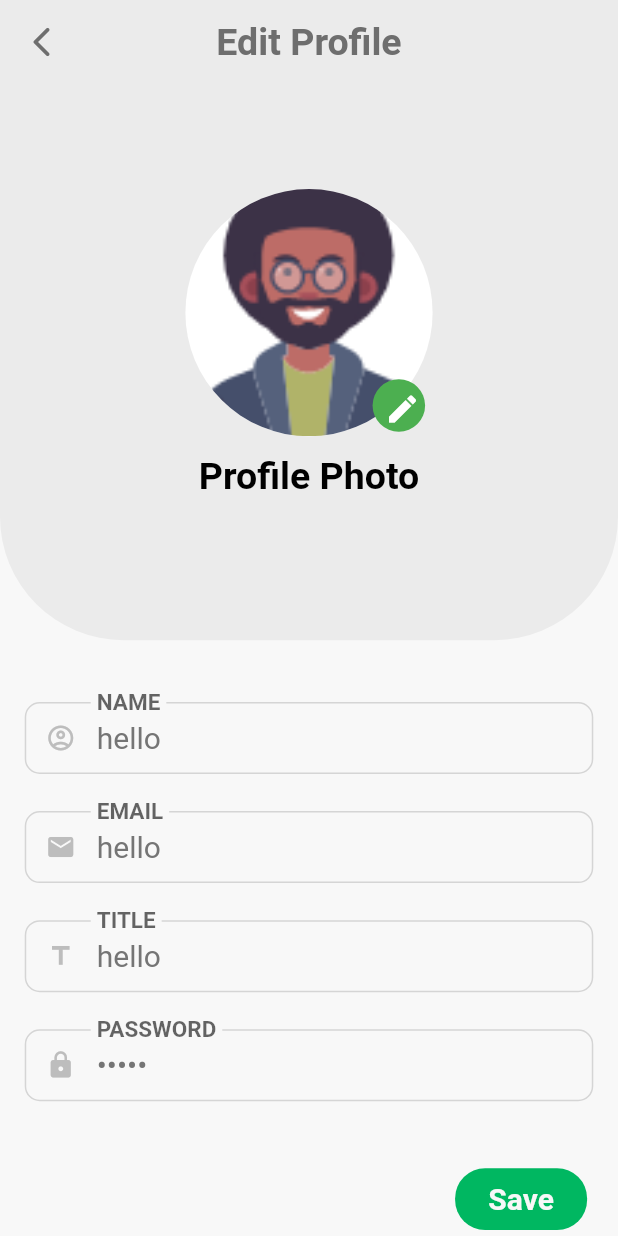
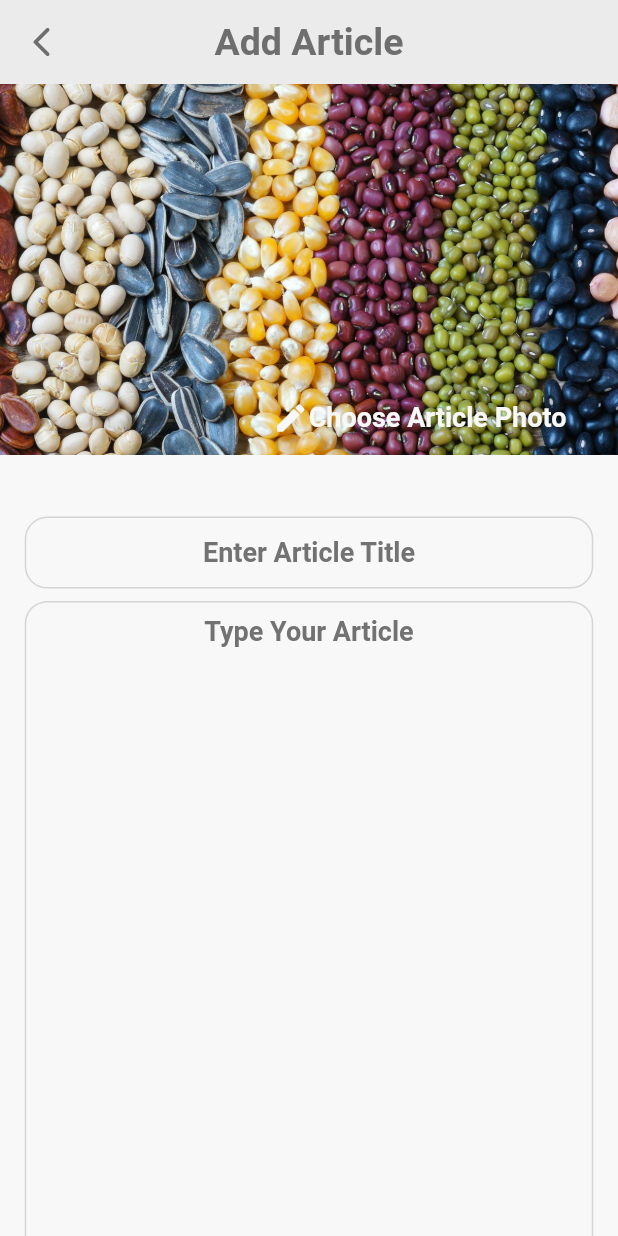
Before and after one commit to AsmaaNasserS/Plantopia-SolutionChallnge2021, a Flutter app: the screen it shows after launch, on a phone screen of 412 x 824 dp. Run offline on Flutter 3.47's test engine with Material 2 defaults, Android fonts, the phone set to English and light mode, and no system bars; our stand-ins replace cloud_firestore, firebase_auth, firebase_core, font_awesome_flutter, introduction_screen, material_design_icons_flutter and 1 more; missing offline and left inert: custom_switch; accounts and stored records are empty.

Commit message:
CreateArticle added

```diff
--- a/lib/const.dart
+++ b/lib/const.dart
@@ -1,7 +1,9 @@
 import 'package:flutter/material.dart';
 
-const kInActivelogInButtonColor = Color(0xFF00B761); // login + get started + sign up + any green button
-const kActivelogInButtonColor = Color(0xFF0B9755); // login + get started + sign up + any green button
+const kInActivelogInButtonColor =
+    Color(0xFF00B761); // login + get started + sign up + any green button
+const kActivelogInButtonColor =
+    Color(0xFF0B9755); // login + get started + sign up + any green button
 
 const kInActiveBackButtonColor = Color(0xFFEBEBEB); // or any grey button
 const kActiveBackButtonColor = Color(0xFFD5D5D5);
@@ -12,7 +14,7 @@ const kInActiveOrangeColor = Color(0xFFE3AA64);
 const appBarColor = Color(0xFFEBEBEB);
 
 //const kBottomFootbarContainerColour = Color(0xFFEBEBEB);
-const kButtonTextColour =  Color(0xFFF8F8F8);
+const kButtonTextColour = Color(0xFFF8F8F8);
 
 const kBackgroundColor = Color(0xFFF8F8F8); // the app background shades
 const kCardColor = Color(0xFFFFFFFF); // Market card and anysimilar compononet
@@ -21,15 +23,15 @@ const kTextBoldColour = Color(0xFF6E6E6E); // for the titles in the screens
 const KTextLightColour = Color(0xFF727272); // subtitles and body text
 
 const klogInButtonTextStyle = TextStyle(
-  fontSize:18.00,
+  fontSize: 18.00,
   fontWeight: FontWeight.bold,
-  color : Color(0xFFF8F8F8), // text of button color
+  color: Color(0xFFF8F8F8), // text of button color
 );
 
 const kBottomButtonTextStyle = TextStyle(
-  fontSize:20.00,
+  fontSize: 20.00,
   fontWeight: FontWeight.bold,
-  color : Color(0xFFF8F8F8), // text of button color
+  color: Color(0xFFF8F8F8), // text of button color
 );
 const kWelcomeScreensTitleText = TextStyle(
   fontSize: 25.00,
@@ -52,28 +54,27 @@ const kTitleText = TextStyle(
 
 const kTextDescription = TextStyle(
   fontSize: 15.00,
-  color:Color(0xFF727272),
+  color: Color(0xFF727272),
   //height: 1.5,
 );
 
 const kCardTextDescription = TextStyle(
   fontSize: 13.00,
-  color:Color(0xFF6E6E6E),
+  color: Color(0xFF6E6E6E),
 );
 
 //used in markET
 const kBodyTextColour = TextStyle(
   fontSize: 15.00,
   fontWeight: FontWeight.bold,
-  color:Color(0xFF727272),
+  color: Color(0xFF727272),
   height: 1.5,
 );
-
 
 const kLightText = TextStyle(
   fontSize: 15.00,
   fontWeight: FontWeight.bold,
-  color:Color(0xFFDCDCDC),
+  color: Color(0xFFDCDCDC),
   height: 1.5,
 );
 
@@ -82,3 +83,27 @@ const kExpertsDescriptionTexts = TextStyle(
   fontWeight: FontWeight.normal,
   color: Colors.black,
 );
+
+const kButtonLightText = TextStyle(
+  fontSize: 18.00,
+  fontWeight: FontWeight.w600,
+  color: kBackgroundColor,
+);
+
+const kArticleTextFieldDecoration = InputDecoration(
+  hintText: 'Enter A Value',
+  hintStyle:TextStyle(
+    fontSize: 18.00,
+    fontWeight: FontWeight.w600,
+    color: KTextLightColour,
+  ),
+  contentPadding: EdgeInsets.symmetric(vertical: 10.0, horizontal: 20.0),
+  enabledBorder: OutlineInputBorder(
+    borderSide: BorderSide( color: kActiveBackButtonColor),
+    borderRadius: BorderRadius.all(Radius.circular(15.0)),
+  ),
+  focusedBorder: OutlineInputBorder(
+    borderSide: BorderSide(color: kInActivelogInButtonColor),
+    borderRadius: BorderRadius.all(Radius.circular(15.0)),
+  ),
+);
--- a/lib/main.dart
+++ b/lib/main.dart
@@ -22,9 +22,9 @@ import 'package:gp_app/view/profile/Profile.dart';
 import 'package:gp_app/view/profile/followers_grid.dart';
 import 'package:gp_app/view/profile/following.dart';
 import 'package:gp_app/view/profile/ownProfile.dart';
-
+import 'package:gp_app/view/PlantDetails.dart';
 import 'package:provider/provider.dart';
-
+import 'view/expert/CreateArticle.dart';
 import 'const.dart';
 import 'view/MarketPlaceScreens/EditProductProfile.dart';
 import 'view/MarketPlaceScreens/EditProductProfile.dart';
@@ -66,8 +66,8 @@ class MyApp extends StatelessWidget {
           accentColor: Colors.grey.shade700,
           // Your app THeme color , used to change drawer colour
         ),
-        home: EditProfile(),
-        initialRoute: EditProfile.id,
+        home: CreateArticle(),
+        initialRoute: CreateArticle.id,
         routes: {
             ownProfile.id: (context) => ownProfile(),
           FollowersGrid.id: (context) => FollowersGrid(),
@@ -86,6 +86,8 @@ class MyApp extends StatelessWidget {
           EditProductProfile.id: (context) => EditProductProfile(),
           SearchScreen.id: (context) => SearchScreen(),
           ExpertsList.id: (context) => ExpertsList(),
+          CreateArticle.id: (context) => CreateArticle(),
+
 
           //NotificationScreen.id: (context) => NotificationScreen(),
         }
--- a/lib/view/PlantDetails.dart
+++ b/lib/view/PlantDetails.dart
@@ -51,13 +51,10 @@ class _PlantDetailsState extends State<PlantDetails> {
           'Spinach',
           style: kWelcomeScreensTitleText,
         ),
-        toolbarHeight: mediaQuery.height * 0.09,
+        //toolbarHeight: mediaQuery.height * 0.09,
         centerTitle: true,
         leading: IconButton(
-          icon: Padding(
-            padding: const EdgeInsets.all(15.0),
-            child: Icon(Icons.arrow_back_ios_rounded, color: kTextBoldColour),
-          ),
+          icon: Icon(Icons.arrow_back_ios_rounded, color: kTextBoldColour),
           onPressed: () => Navigator.of(context).pop(),
         ),
       ),
@@ -90,13 +87,13 @@ class _PlantDetailsState extends State<PlantDetails> {
                       onPressed:(){} ,
                     ),
                   ),
-                  height: mediaQuery.height * 0.25,
+                  height: mediaQuery.height * 0.30,
                   decoration: BoxDecoration(
                     image: DecorationImage(
                       image: AssetImage(
                         'images/spinach.jpg',
                       ),
-                      fit: BoxFit.fitWidth,
+                      fit: BoxFit.cover,
                     ),
                   ),
                 ),
--- /dev/null
+++ b/lib/view/expert/CreateArticle.dart
@@ -0,0 +1,131 @@
+import 'package:flutter/material.dart';
+import 'package:gp_app/const.dart';
+import 'package:gp_app/view/widgets/textFormField.dart';
+
+class CreateArticle extends StatefulWidget {
+  static const  String id = 'createArticle';
+  @override
+  _CreateArticleState createState() => _CreateArticleState();
+}
+
+class _CreateArticleState extends State<CreateArticle> {
+  @override
+  Widget build(BuildContext context) {
+    final mediaQuery = MediaQuery.of(context).size;
+    return Scaffold(
+      backgroundColor: kBackgroundColor,
+      appBar: AppBar(
+        title: Text(
+          'Add Article',
+          style: kWelcomeScreensTitleText,
+        ),
+        elevation: 0,
+        centerTitle: true,
+        backgroundColor: kInActiveBackButtonColor,
+        leading: IconButton(
+          icon: Icon(Icons.arrow_back_ios_rounded, color: kTextBoldColour),
+          onPressed: () => Navigator.of(context).pop(),
+        ),
+      ),
+      body: SingleChildScrollView(
+        child: Column(
+          children: [
+            Container(
+              child: Align(
+                alignment: Alignment.bottomRight,
+                child: FlatButton(
+                  child: Container(
+                    height: mediaQuery.height * 0.06,
+                    width: mediaQuery.width * 0.52,
+                    child: Row(
+                      children: [
+                        Icon(
+                          Icons.edit,
+                          color: kButtonTextColour,
+                        ),
+                        Text('Choose Article Photo',
+                          style:klogInButtonTextStyle ,
+                        ),
+                      ],
+                    ),
+                  ),
+                  onPressed:(){} ,
+                ),
+              ),
+              height: mediaQuery.height * 0.30,
+              decoration: BoxDecoration(
+                image: DecorationImage(
+                  image: AssetImage(
+                    'images/img.jpg',
+                  ),
+                  fit: BoxFit.cover,
+                ),
+              ),
+            ),
+            Center(
+                child: Padding(
+                  padding: EdgeInsets.symmetric(
+                      vertical: mediaQuery.height * 0.04,
+                      horizontal: mediaQuery.width * 0.04),
+                  child: Column(
+                    mainAxisAlignment: MainAxisAlignment.center,
+                    crossAxisAlignment: CrossAxisAlignment.stretch,
+                    children: <Widget>[
+                      // FlatButton(
+                      //   onPressed: () {},
+                      //   color: kInActivelogInButtonColor,
+                      //   height: mediaQuery.height * 0.06,
+                      //   shape: RoundedRectangleBorder(
+                      //     borderRadius: BorderRadius.circular(15.0),
+                      //   ),
+                      //   child:
+                      //   Text("Select Article Image", style: kButtonLightText),
+                      // ),
+                      SizedBox(height: mediaQuery.height * 0.01),
+                      TextField(
+                        textAlign: TextAlign.center,
+                        style: TextStyle(
+                          color: Colors.black,
+                          fontSize: 18.00,
+                        ),
+                        decoration: kArticleTextFieldDecoration.copyWith(
+                          hintText: 'Enter Article Title',
+                          //fillColor: kPinkColor,
+                        ),
+                        // onChanged: (value) {
+                        //   title = value;
+                        // },
+                      ),
+                      SizedBox(height: mediaQuery.height * 0.01),
+                      TextField(
+                        maxLines: 30,
+                        textAlign: TextAlign.center,
+                        onChanged: (value) {
+                          //description = value;
+                        },
+                        autofocus: false,
+                        style: TextStyle(fontSize: 18.0),
+                        decoration: kArticleTextFieldDecoration.copyWith(
+                          hintText: 'Type Your Article',
+                        ),
+                      ),
+                      SizedBox(height: mediaQuery.height * 0.03),
+                      FlatButton(
+                        onPressed: () {},
+                        color: kInActivelogInButtonColor,
+                        height: mediaQuery.height * 0.065,
+                        shape: RoundedRectangleBorder(
+                          borderRadius: BorderRadius.circular(15.0),
+                        ),
+                        child:
+                        Text("Add Article", style: kBottomButtonTextStyle),
+                      ),
+                    ],
+                  ),
+                ),),
+          ],
+        ),
+      ),
+    );
+  }
+}
--- a/lib/view/profile/Home.dart
+++ b/lib/view/profile/Home.dart
@@ -5,6 +5,7 @@ import 'package:gp_app/view/externalScreens/search_screen.dart';
 import 'package:gp_app/view/profile/Profile.dart';
 import 'package:gp_app/view/externalScreens/notificationsScreen.dart';
 import 'package:gp_app/view/widgets/side_drawer.dart';
+import 'package:gp_app/view/externalScreens/search_screen.dart';
 
 class Home extends StatefulWidget {
   static String id = 'Home';
@@ -89,8 +90,7 @@ class _HomeState extends State<Home> {
                     minWidth: 40,
                     onPressed: () {
                       setState(() {
-                        // currentScreen = Articles Search Screen
-
+                        currentScreen =SearchScreen();
                         currentTab = 3;
                       });
                     },
@@ -128,7 +128,6 @@ class _HomeState extends State<Home> {
                     onPressed: () {
                       setState(() {
                         currentScreen = MarketPlace();
-
                         currentTab = 2;
                       });
                     },
--- a/lib/view/widgets/textFormField.dart
+++ b/lib/view/widgets/textFormField.dart
@@ -18,22 +18,22 @@ class DefTextField extends StatelessWidget {
   DefTextField(
       {this.controller,
       @required this.label,
-  this.validator,
+      this.validator,
       @required this.type,
       this.submit,
-        this.onChanged,
+      this.onChanged,
       this.obsecureText = false,
       this.lines,
       this.prefix,
       this.readOnly,
-      this.initialValue});
+      this.initialValue,
+      });
 
   @override
   Widget build(BuildContext context) {
     return TextFormField(
       maxLines: lines,
       initialValue: initialValue,
-
       style: TextStyle(
         color: Colors.grey.shade600,fontSize: 20
       ),
```
